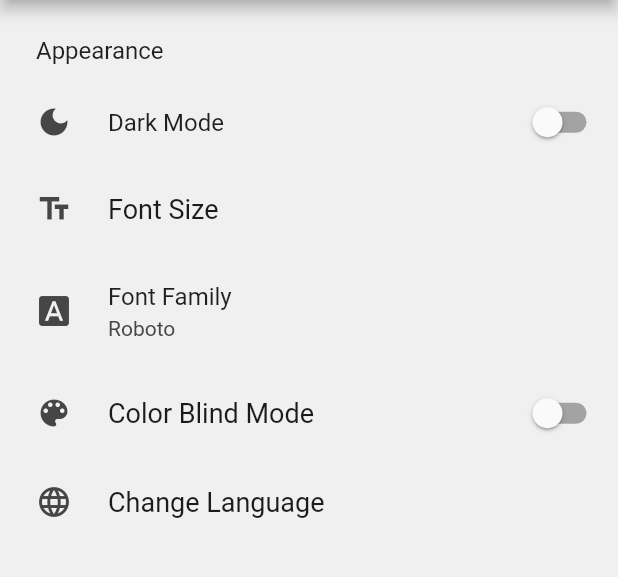
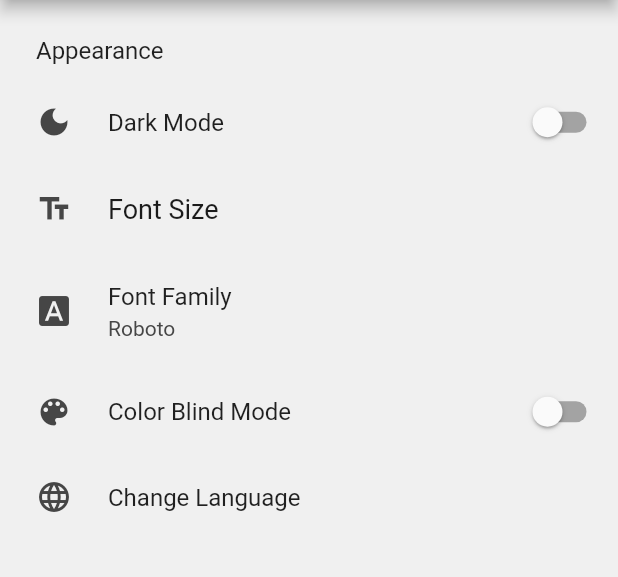
Before and after one commit to bayrem999/Flutter-Firebase-SignIn, a Flutter app: the SettingsPage screen opened by its route, in the side drawer, after a tap on "Change Language", on a phone screen of 412 x 824 dp, the part 84-661 px from its top. Run offline on Flutter 3.47's test engine with Material 2 defaults, Android fonts, the phone set to English and light mode, and no system bars; drawn by our look-alikes of settings_ui; our stand-ins replace animated_splash_screen, carousel_slider, cloud_firestore, file_picker, firebase_auth, firebase_core and 12 more; missing offline and left inert: arcore_flutter_plugin, color_blindness, flutter_facebook_auth, object_3d; accounts and stored records are empty; generated files the repository leaves out were written again.

Commit message:
VERSION final

```diff
--- /dev/null
+++ b/lib/constant.dart
@@ -0,0 +1 @@
+const apiSecretKey="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";
--- a/lib/l10n/app_fr.arb
+++ b/lib/l10n/app_fr.arb
@@ -38,7 +38,11 @@
   "addnote": "Ajouter  note",
   "welcomeToMyApp": "Bienvenue",
   "getReadyforanamazingexpirience": "Preparez vouz pour l'experience !",
-  "startExploring": "Commencer"
+  "startExploring": "Commencer",
+  "videoplayer": "Video Player",
+  "userdirectory" : "Annuaire",
+  "imageswithdescription": "Images avec Description",
+  "changelanguage": "Changer Language"
 
 
 
--- a/lib/screens/Authentification/sign_in.dart
+++ b/lib/screens/Authentification/sign_in.dart
@@ -37,7 +37,10 @@ class _SignInState extends State<SignIn> {
               colors: [Color(0xFFE65100), Color(0xFFEF6C00), Color(0xFFFFA726)],
             ),
           ),
-          child: ListView( // Use ListView instead of Column
+          child: Column(
+            crossAxisAlignment: CrossAxisAlignment.start,
+            mainAxisAlignment: MainAxisAlignment.end,
+
             children: <Widget>[
               const SizedBox(height: 10,),
               const Padding(
--- a/lib/screens/Home/CustomDrawer.dart
+++ b/lib/screens/Home/CustomDrawer.dart
@@ -92,10 +92,10 @@ class _customDrawerState extends State<customDrawer> {
          ),
           ),
           Semantics(
-            label:  AppLocalizations.of(context)!.arExperience,
+            label:  AppLocalizations.of(context)!.videoplayer,
             child: ListTile(
               leading: const Icon(Icons.video_collection_outlined),
-              title: Text(AppLocalizations.of(context)!.arExperience,  style: Theme.of(context).textTheme.bodyMedium?.copyWith(
+              title: Text(AppLocalizations.of(context)!.videoplayer,  style: Theme.of(context).textTheme.bodyMedium?.copyWith(
                   fontFamily: _fontx.getFontFamilyFromAppFont(Provider.of<AppState>(context).selectedFont),
                   fontSize: Provider.of<AppState>(context).fontSize ),),
               onTap: () {
@@ -163,10 +163,10 @@ class _customDrawerState extends State<customDrawer> {
 
               ),
               Semantics(
-                label: "annuaire",
+                label: AppLocalizations.of(context)!.userdirectory,
                 child: ListTile(
                   leading: const Icon(Icons.group),
-                  title: Text("Annuaire",style: Theme.of(context).textTheme.bodyMedium?.copyWith(
+                  title: Text( AppLocalizations.of(context)!.userdirectory, style: Theme.of(context).textTheme.bodyMedium?.copyWith(
                       fontFamily: _fontx.getFontFamilyFromAppFont(Provider.of<AppState>(context).selectedFont),
                       fontSize: Provider.of<AppState>(context).fontSize )),
                   onTap: () {
--- a/lib/screens/Home/Settings.dart
+++ b/lib/screens/Home/Settings.dart
@@ -122,7 +122,20 @@ class _SettingsPageState extends State<SettingsPage> {
                   initialValue: Provider
                       .of<AppState>(context)
                       .isColorBlindModeEnabled,
-                  title: Text('Color Blind Mode'),
+                  title: Text('Color Blind Mode',
+                    style: Theme
+                        .of(context)
+                        .textTheme
+                        .bodyMedium
+                        ?.copyWith(
+                      fontFamily:
+                      _getFontFamilyFromAppFont(Provider
+                          .of<AppState>(context)
+                          .selectedFont),
+                      fontSize: Provider
+                          .of<AppState>(context)
+                          .fontSize,
+                    ),),
                   leading: Icon(Icons.color_lens),
                   onToggle: (value) {
                     Provider
@@ -132,7 +145,20 @@ class _SettingsPageState extends State<SettingsPage> {
                 ),
                 SettingsTile(
                   leading: Icon(Icons.language),
-                  title: Text('Change Language'),
+                  title: Text(AppLocalizations.of(context)!.changelanguage,
+                    style: Theme
+                        .of(context)
+                        .textTheme
+                        .bodyMedium
+                        ?.copyWith(
+                      fontFamily:
+                      _getFontFamilyFromAppFont(Provider
+                          .of<AppState>(context)
+                          .selectedFont),
+                      fontSize: Provider
+                          .of<AppState>(context)
+                          .fontSize,
+                    ),),
                   onPressed: (_) {
                     showDialog(
                       context: context,
--- a/pubspec.yaml
+++ b/pubspec.yaml
@@ -75,6 +75,10 @@ dependencies:
   permission_handler: ^10.4.3
   google_maps_flutter: ^2.4.0
   video_player: ^2.7.0
+  googleapis: ^11.4.0
+  googleapis_auth: ^1.4.1
+  http: ^1.1.0
+  file_picker: ^5.5.0
 
 
 
```
Also changed, not shown: lib/l10n/app_en.arb (+7 -1 lines), lib/screens/Home/video.dart (+88 -55 lines), pubspec.lock, 1 other file.
